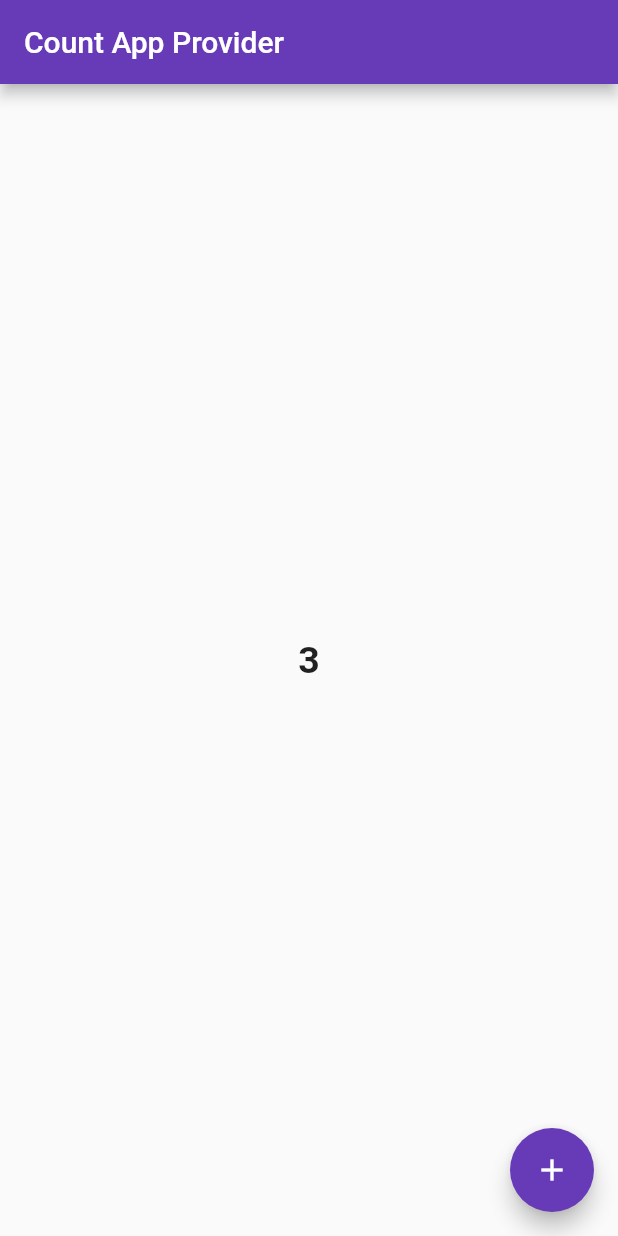
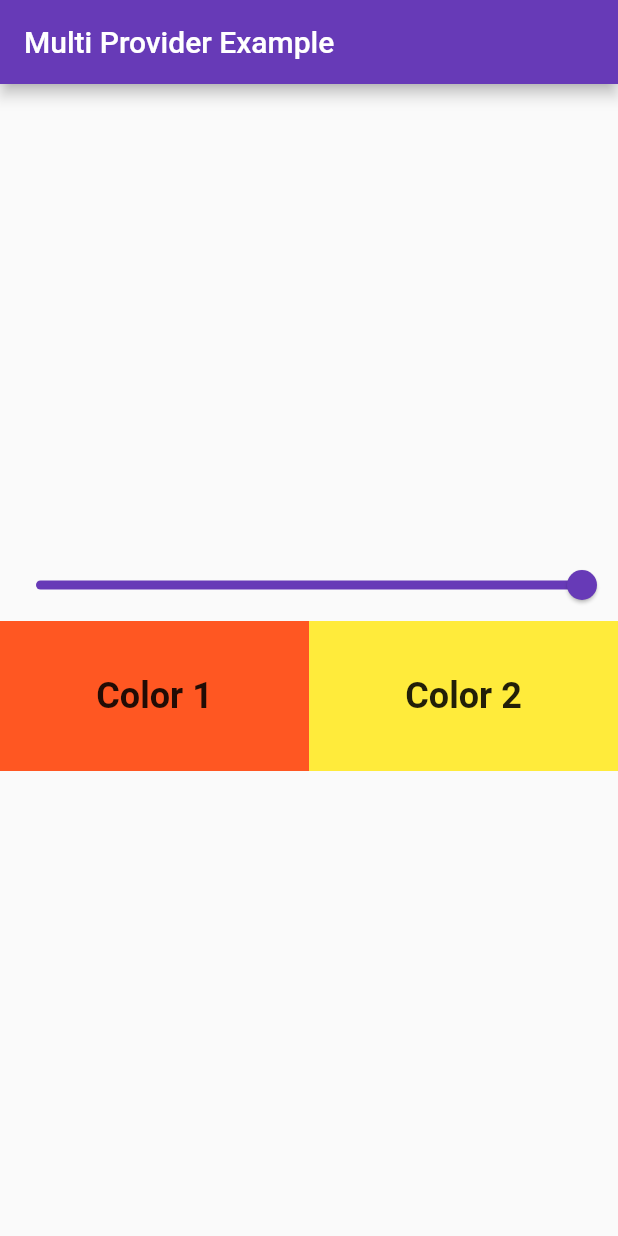
Before and after one commit to FahadMehboob/Flutter-University, a Flutter app: the screen it shows after launch, on a phone screen of 412 x 824 dp. Run offline on Flutter 3.47's test engine with Material 2 defaults, Android fonts, the light colour scheme and no system bars.

Commit message:
multi provider example

```diff
--- a/Basics/Basic State Management/Count App - Provider/count_app_provider/lib/main.dart
+++ b/Basics/Basic State Management/Count App - Provider/count_app_provider/lib/main.dart
@@ -1,4 +1,6 @@
+import 'package:count_app_provider/provider/screen_two_provider.dart';
 import 'package:count_app_provider/screens/home_screen.dart';
+import 'package:count_app_provider/screens/screen_two.dart';
 import 'package:flutter/material.dart';
 import 'package:provider/provider.dart';
 import 'package:count_app_provider/provider/homescreen_provider.dart';
@@ -13,14 +15,17 @@ class MyApp extends StatelessWidget {
   // This widget is the root of your application.
   @override
   Widget build(BuildContext context) {
-    return ChangeNotifierProvider(
-      create: (_) => HomeScreenPorvider(),
+    return MultiProvider(
+      providers: [
+        ChangeNotifierProvider(create: (_) => HomeScreenPorvider()),
+        ChangeNotifierProvider(create: (_) => ScreenTwoProvider()),
+      ],
       child: MaterialApp(
         title: 'Flutter Demo',
         theme: ThemeData(
           primarySwatch: Colors.deepPurple,
         ),
-        home: const HomeScreen(),
+        home: const ScreenTwo(),
       ),
     );
   }
--- /dev/null
+++ b/Basics/Basic State Management/Count App - Provider/count_app_provider/lib/provider/screen_two_provider.dart
@@ -0,0 +1,13 @@
+import 'package:flutter/foundation.dart';
+
+class ScreenTwoProvider with ChangeNotifier {
+  double _value = 1.0;
+
+  double get value => _value;
+
+  void setValue(double val) {
+    _value = val;
+
+    notifyListeners();
+  }
+}
--- /dev/null
+++ b/Basics/Basic State Management/Count App - Provider/count_app_provider/lib/screens/screen_two.dart
@@ -0,0 +1,71 @@
+import 'package:count_app_provider/provider/screen_two_provider.dart';
+import 'package:flutter/material.dart';
+import 'package:provider/provider.dart';
+
+class ScreenTwo extends StatefulWidget {
+  const ScreenTwo({super.key});
+
+  @override
+  State<ScreenTwo> createState() => _ScreenTwoState();
+}
+
+class _ScreenTwoState extends State<ScreenTwo> {
+  final value = 1.0;
+  @override
+  Widget build(BuildContext context) {
+    final provider = Provider.of<ScreenTwoProvider>(context, listen: true);
+    return Scaffold(
+      appBar: AppBar(
+        title: const Text("Multi Provider Example"),
+      ),
+      body: Column(
+        mainAxisAlignment: MainAxisAlignment.center,
+        children: [
+          Consumer<ScreenTwoProvider>(builder: (context, value, child) {
+            return Slider(
+              min: 0,
+              max: 1,
+              value: provider.value,
+              onChanged: (val) {
+                provider.setValue(val);
+              },
+            );
+          }),
+          Consumer<ScreenTwoProvider>(builder: (context, value, child) {
+            return Row(
+              children: [
+                Expanded(
+                  child: Container(
+                    height: 100,
+                    decoration: BoxDecoration(
+                        color: Colors.deepOrange.withOpacity(provider.value)),
+                    child: const Center(
+                      child: Text(
+                        "Color 1",
+                        style: TextStyle(
+                            fontWeight: FontWeight.bold, fontSize: 24),
+                      ),
+                    ),
+                  ),
+                ),
+                Expanded(
+                  child: Container(
+                    height: 100,
+                    decoration: BoxDecoration(
+                        color: Colors.yellow.withOpacity(provider.value)),
+                    child: const Center(
+                        child: Text(
+                      "Color 2",
+                      style:
+                          TextStyle(fontWeight: FontWeight.bold, fontSize: 24),
+                    )),
+                  ),
+                ),
+              ],
+            );
+          }),
+        ],
+      ),
+    );
+  }
+}
```
